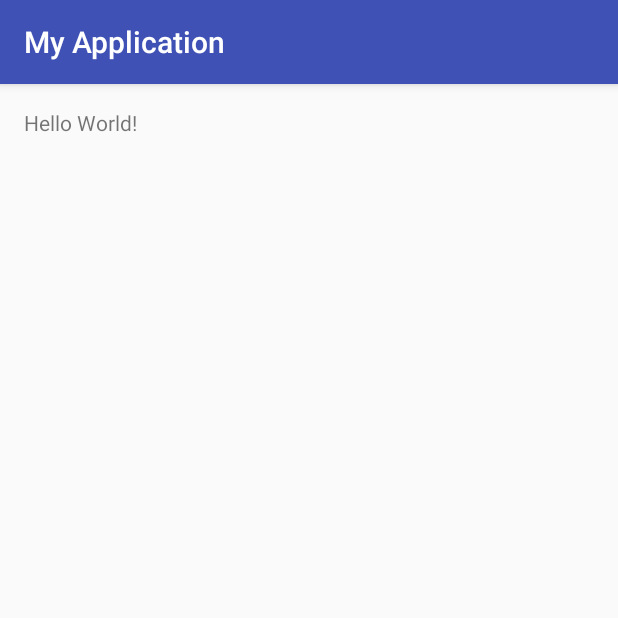
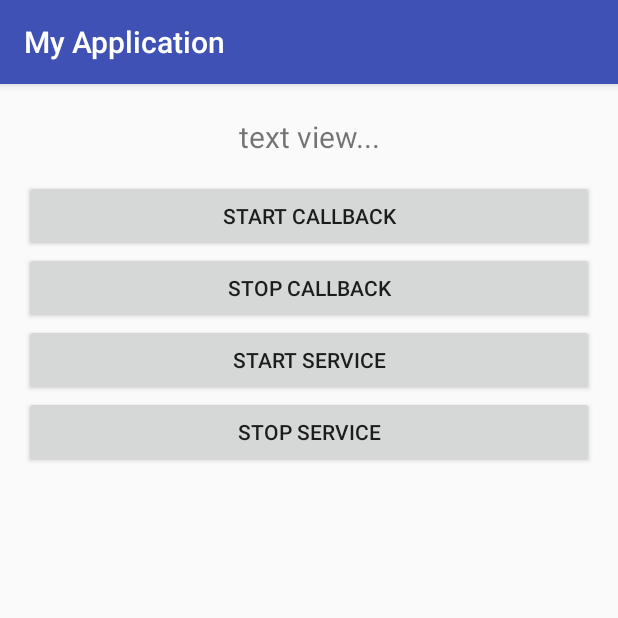
Before and after one commit to giyoon21c/Speech, an Android app: the screen it shows after launch (MainActivity), on a phone screen of 412 x 824 dp, the top half of it. Run offline under Robolectric (Android 15) with nearby library versions, the phone set to English and light mode, and no system bars.

Commit message:
start and stopping callback

```diff
--- a/app/src/main/java/com/example/android/myapplication/MainActivity.java
+++ b/app/src/main/java/com/example/android/myapplication/MainActivity.java
@@ -1,11 +1,20 @@
 package com.example.android.myapplication;
 
+import android.os.Handler;
 import android.support.v7.app.AppCompatActivity;
 import android.os.Bundle;
+import android.view.View;
+import android.widget.Button;
+import android.widget.TextView;
 
 public class MainActivity extends AppCompatActivity {
 
     private CountRecorder mCountRecorder;
+    public TextView mStatusUpdate;
+    private Handler handler;
+    private Button mButtonStartCallback;
+    private Button mButtonStopCallback;
+
 
     private final CountRecorder.Callback mCountCallback = new CountRecorder.Callback() {
         @Override
@@ -15,6 +24,7 @@ public class MainActivity extends AppCompatActivity {
         @Override
         public void onCount(int num) {
             L.m(""+num);
+            updateUI(num);
          }
 
         @Override
@@ -26,12 +36,47 @@ public class MainActivity extends AppCompatActivity {
     protected void onCreate(Bundle savedInstanceState) {
         super.onCreate(savedInstanceState);
         setContentView(R.layout.activity_main);
+
+        handler = new Handler(); // Initialize the Handler from the Main Thread
+                                 // One must use a Handler to modify a view from the main thread.
+
+        mButtonStartCallback = (Button) findViewById(R.id.buttonStartCallback);
+        mButtonStartCallback.setOnClickListener(new View.OnClickListener() {
+            public void onClick(View v) {
+                startCallback();
+            }
+        });
+
+        mButtonStopCallback = (Button) findViewById(R.id.buttonStopCallback);
+        mButtonStopCallback.setOnClickListener(new View.OnClickListener() {
+            public void onClick(View v) {
+                stopCallback();
+            }
+        });
     }
+
 
     @Override
     protected void onStart() {
         super.onStart();
+    }
+
+    protected void startCallback() {
         startCountRecorder();
+    }
+
+    protected void stopCallback() {
+        mCountRecorder.stop();
+    }
+
+    protected void updateUI(final int num) {
+        handler.post(new Runnable() {
+            public void run() {
+                //log("NEW TAG!");
+                mStatusUpdate = (TextView) findViewById(R.id.textViewThreadCount);
+                mStatusUpdate.setText(""+num);
+            }
+        });
     }
 
     private void startCountRecorder() {
--- a/app/src/main/res/layout/activity_main.xml
+++ b/app/src/main/res/layout/activity_main.xml
@@ -11,7 +11,42 @@
     tools:context="com.example.android.myapplication.MainActivity">
 
     <TextView
-        android:layout_width="wrap_content"
+        android:layout_width="match_parent"
         android:layout_height="wrap_content"
-        android:text="Hello World!" />
+        android:id="@+id/textViewThreadCount"
+        android:layout_alignParentTop="true"
+        android:textSize="20dp"
+        android:gravity="center"
+        android:layout_marginBottom="10dp"
+        android:padding="5dp"
+        android:text="text view..."/>
+
+    <Button
+        android:layout_width="match_parent"
+        android:layout_height="wrap_content"
+        android:id="@+id/buttonStartCallback"
+        android:layout_below="@id/textViewThreadCount"
+        android:text="Start callback"/>
+
+    <Button
+        android:layout_width="match_parent"
+        android:layout_height="wrap_content"
+        android:id="@+id/buttonStopCallback"
+        android:layout_below="@id/buttonStartCallback"
+        android:text="Stop callback"/>
+
+    <Button
+        android:layout_width="match_parent"
+        android:layout_height="wrap_content"
+        android:id="@+id/buttonStartService"
+        android:layout_below="@id/buttonStopCallback"
+        android:text="Start service"/>
+
+    <Button
+        android:layout_width="match_parent"
+        android:layout_height="wrap_content"
+        android:id="@+id/buttonStopService"
+        android:layout_below="@id/buttonStartService"
+        android:text="Stop service"/>
+
 </RelativeLayout>
```
Also changed, not shown: app/src/main/java/com/example/android/myapplication/CountRecorder.java (+15 -2 lines).
